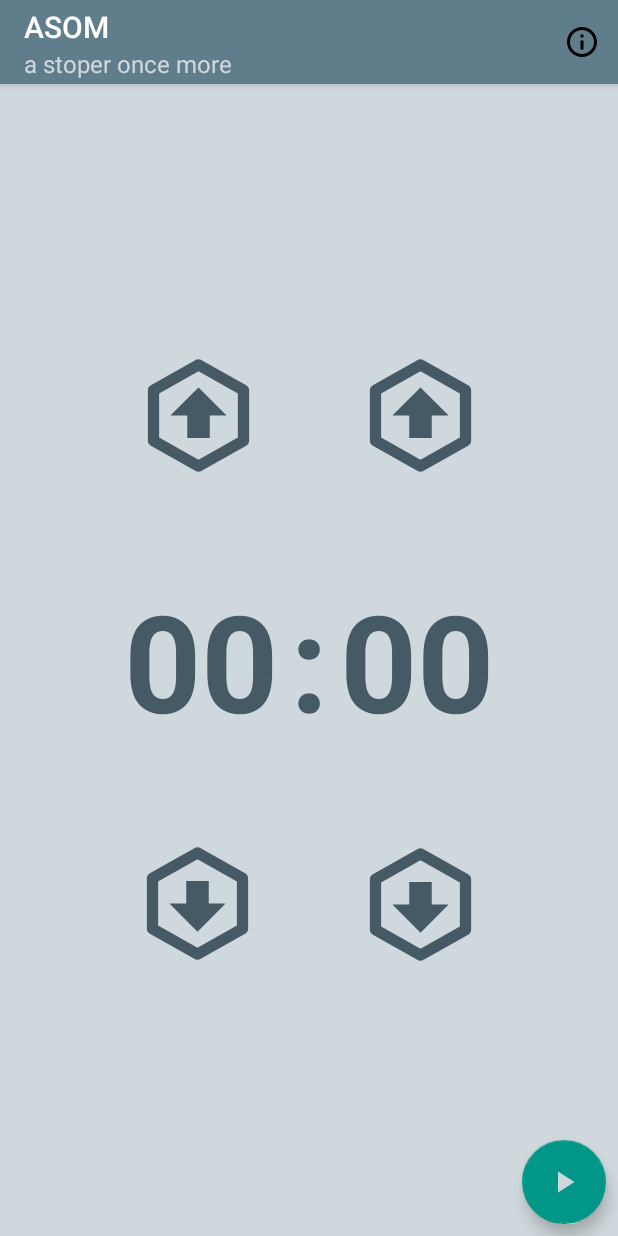
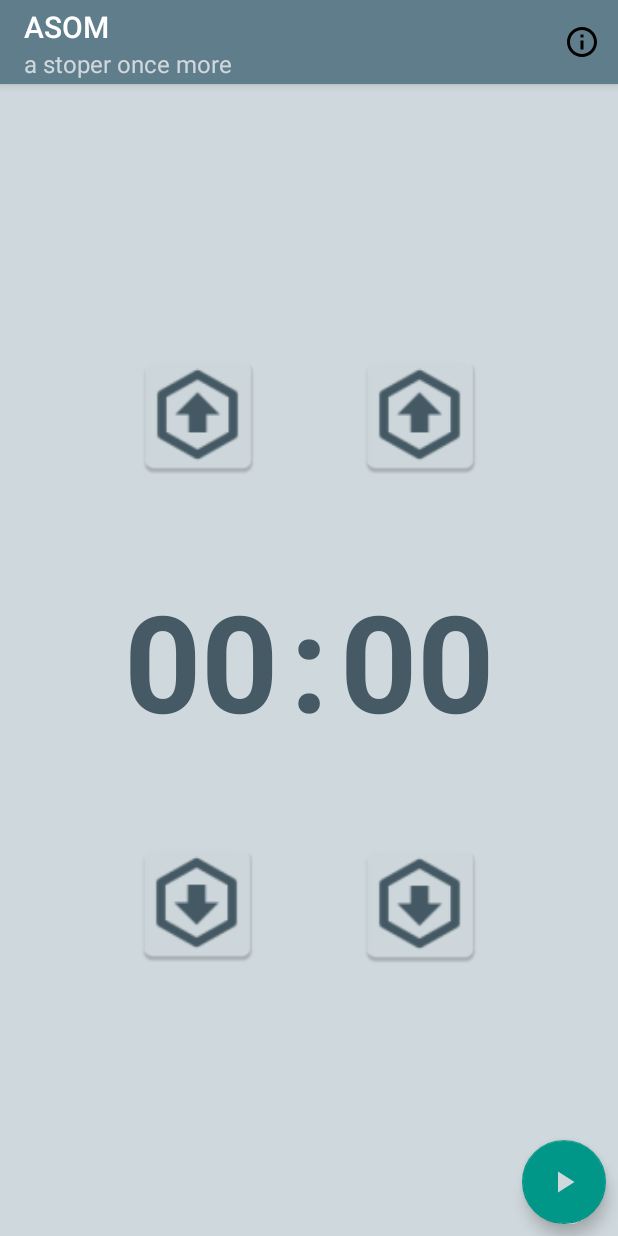
Before and after one commit to Asgavar/ASOM, an Android app: the screen it shows after launch (SetTimeActivity), on a phone screen of 412 x 824 dp. Run offline under Robolectric (Android 15) with nearby library versions, the phone set to English and light mode, and no system bars; libraries missing offline, so code that uses them is left out: com.crashlytics.android, io.fabric.sdk; 1 statement that could not run was skipped.

Commit message:
Fix Vector Drawable problem on pre-Lollipop devices

```diff
--- a/app/build.gradle
+++ b/app/build.gradle
@@ -22,8 +22,8 @@ android {
         applicationId "asgavar.asom"
         minSdkVersion 19
         targetSdkVersion 25
-        versionCode 3
-        versionName "0.1b"
+        versionCode 4
+        versionName "0.2"
         testInstrumentationRunner "android.support.test.runner.AndroidJUnitRunner"
         vectorDrawables.useSupportLibrary = true
     }
--- a/app/src/main/res/layout-land/activity_set_time.xml
+++ b/app/src/main/res/layout-land/activity_set_time.xml
@@ -74,7 +74,7 @@
         android:layout_marginEnd="8dp"
         android:layout_marginLeft="0dp"
         android:layout_marginRight="0dp"
-        android:background="@drawable/ic_arrow_up_bold_hexagon_outline"
+        android:background="@mipmap/arrow_up"
         app:layout_constraintBottom_toTopOf="@+id/minutes"
         app:layout_constraintHorizontal_bias="1.0"
         app:layout_constraintLeft_toLeftOf="@+id/minutes"
@@ -88,7 +88,7 @@
         android:layout_marginLeft="0dp"
         android:layout_marginRight="0dp"
         android:layout_marginStart="8dp"
-        android:background="@drawable/ic_arrow_up_bold_hexagon_outline"
+        android:background="@mipmap/arrow_up"
         app:layout_constraintBottom_toTopOf="@+id/seconds"
         app:layout_constraintHorizontal_bias="0.0"
         app:layout_constraintLeft_toLeftOf="@+id/seconds"
@@ -102,7 +102,7 @@
         android:layout_marginLeft="0dp"
         android:layout_marginRight="0dp"
         android:layout_marginTop="-1dp"
-        android:background="@drawable/ic_arrow_down_bold_hexagon_outline"
+        android:background="@mipmap/arrow_down"
         app:layout_constraintHorizontal_bias="1.0"
         app:layout_constraintLeft_toLeftOf="@+id/minutes"
         app:layout_constraintRight_toRightOf="@+id/minutes"
@@ -116,7 +116,7 @@
         android:layout_marginRight="0dp"
         android:layout_marginStart="8dp"
         android:layout_marginTop="0dp"
-        android:background="@drawable/ic_arrow_down_bold_hexagon_outline"
+        android:background="@mipmap/arrow_down"
         app:layout_constraintHorizontal_bias="0.0"
         app:layout_constraintLeft_toLeftOf="@+id/seconds"
         app:layout_constraintRight_toRightOf="@+id/seconds"
--- a/app/src/main/res/layout/activity_set_time.xml
+++ b/app/src/main/res/layout/activity_set_time.xml
@@ -73,7 +73,7 @@
         android:layout_marginEnd="8dp"
         android:layout_marginLeft="0dp"
         android:layout_marginRight="0dp"
-        android:background="@drawable/ic_arrow_up_bold_hexagon_outline"
+        android:background="@mipmap/arrow_up"
         app:layout_constraintBottom_toTopOf="@+id/minutes"
         app:layout_constraintHorizontal_bias="1.0"
         app:layout_constraintLeft_toLeftOf="@+id/minutes"
@@ -87,7 +87,7 @@
         android:layout_marginLeft="0dp"
         android:layout_marginRight="0dp"
         android:layout_marginStart="8dp"
-        android:background="@drawable/ic_arrow_up_bold_hexagon_outline"
+        android:background="@mipmap/arrow_up"
         app:layout_constraintBottom_toTopOf="@+id/seconds"
         app:layout_constraintHorizontal_bias="0.076"
         app:layout_constraintLeft_toLeftOf="@+id/seconds"
@@ -101,7 +101,7 @@
         android:layout_marginLeft="0dp"
         android:layout_marginRight="0dp"
         android:layout_marginTop="57dp"
-        android:background="@drawable/ic_arrow_down_bold_hexagon_outline"
+        android:background="@mipmap/arrow_down"
         app:layout_constraintHorizontal_bias="0.923"
         app:layout_constraintLeft_toLeftOf="@+id/minutes"
         app:layout_constraintRight_toRightOf="@+id/minutes"
@@ -115,7 +115,7 @@
         android:layout_marginRight="0dp"
         android:layout_marginStart="8dp"
         android:layout_marginTop="58dp"
-        android:background="@drawable/ic_arrow_down_bold_hexagon_outline"
+        android:background="@mipmap/arrow_down"
         app:layout_constraintHorizontal_bias="0.076"
         app:layout_constraintLeft_toLeftOf="@+id/seconds"
         app:layout_constraintRight_toRightOf="@+id/seconds"
```
Also changed, not shown: app/src/main/arrow_down-web.png (added), app/src/main/arrow_up-web.png (added), app/src/main/res/mipmap-hdpi/arrow_down.png (added), app/src/main/res/mipmap-hdpi/arrow_up.png (added), app/src/main/res/mipmap-mdpi/arrow_down.png (added), app/src/main/res/mipmap-mdpi/arrow_up.png (added), app/src/main/res/mipmap-xhdpi/arrow_down.png (added), app/src/main/res/mipmap-xhdpi/arrow_up.png (added), app/src/main/res/mipmap-xxhdpi/arrow_down.png (added), app/src/main/res/mipmap-xxhdpi/arrow_up.png (added), app/src/main/res/mipmap-xxxhdpi/arrow_down.png (added), app/src/main/res/mipmap-xxxhdpi/arrow_up.png (added), 1 other file.
